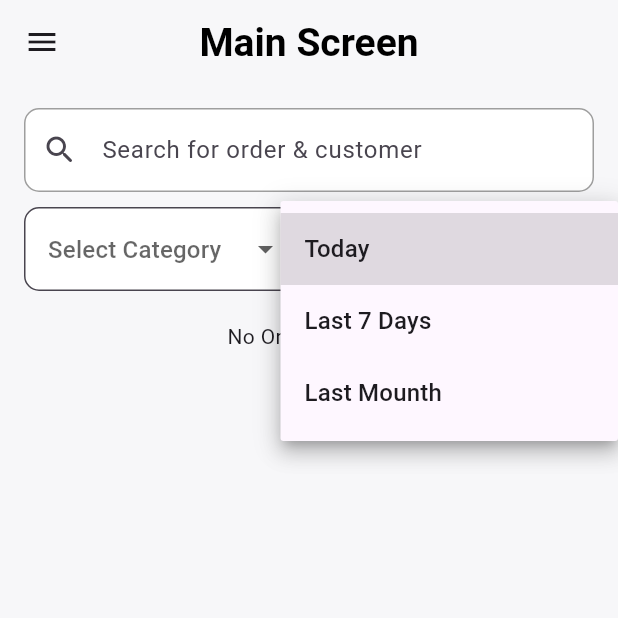
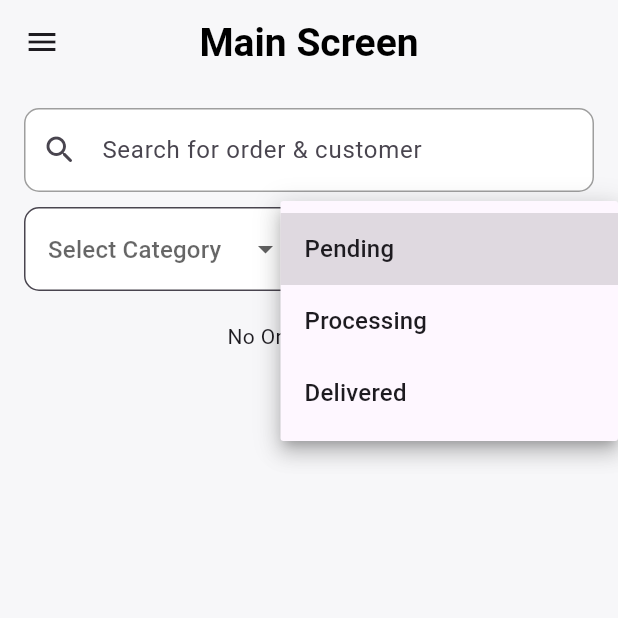
Before and after one commit to AbdelazizMohamed-GitHub/shop_sphere, a Flutter app: the DashboardScreen screen opened directly, after a tap on "Select Status", on a phone screen of 412 x 824 dp, the top half of it. Run offline on Flutter 3.47's test engine with Material 3 defaults, Android fonts, the phone set to English and light mode, and no system bars; our stand-ins replace cached_network_image, carousel_slider, cloud_firestore, dartz, equatable, firebase_auth and 12 more; missing offline and left inert: flutter_paypal_payment; accounts and stored records are empty; project files that could hold a hidden picture were left out.

Commit message:
Update DashboardScreen to use dynamic order status categories in dropdown

```diff
--- a/lib/features/dashboard/presention/view/screen/dashboard_screen.dart
+++ b/lib/features/dashboard/presention/view/screen/dashboard_screen.dart
@@ -163,7 +163,7 @@ class _DashboardScreenState extends State<DashboardScreen> {
                     child: CustomDropdown(
                       text: 'Select Status',
                       isUpdate: false,
-                      categories: const ["Today", "Last 7 Days", "Last Mounth"],
+                      categories: orderStauts.map((e) => e.toString()).toList(),
                       onCategorySelected: (value) {},
                     ),
                   ),
```
